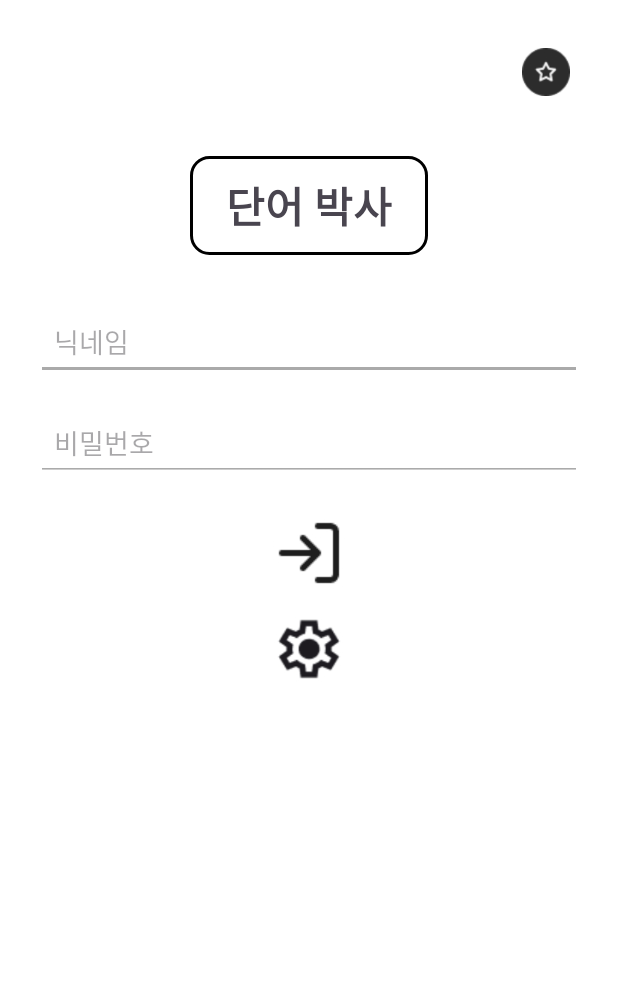
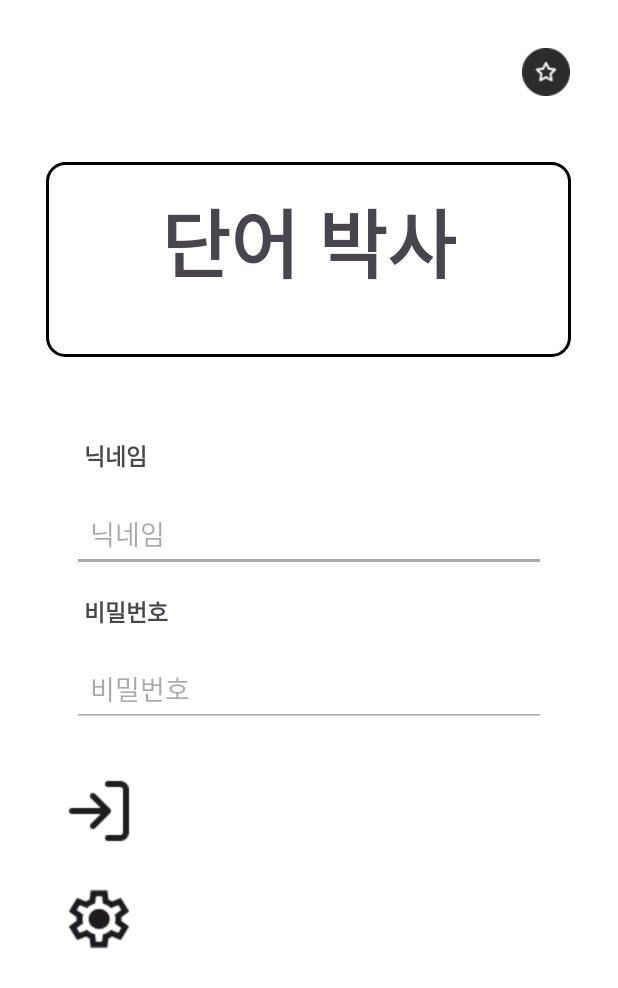
Before and after one commit to gowonisgood/Dr_Word, an Android app: the layout activity_login.xml on its own in the app's theme, with its tools: preview values and no code run, on a phone screen of 412 x 824 dp. Shown: the top 988 px of the screen. Run offline under Robolectric (Android 15) with nearby library versions, the light colour scheme and no system bars.

Commit message:
updated UI

```diff
--- a/app/src/main/res/layout/activity_login.xml
+++ b/app/src/main/res/layout/activity_login.xml
@@ -7,7 +7,37 @@
     android:background="@android:color/white"
     android:padding="24dp">
 
-    <!-- 즐겨찾기 아이콘 (우측 상단) -->
+    <!-- 타이틀: 텍스트 크기·패딩 키움 -->
+
+    <!-- 즐겨찾기 아이콘: 타이틀에 붙이기 -->
+
+    <!-- 닉네임 입력: 위쪽 여백 크게 -->
+    <!-- 기존 32dp → 48dp -->
+
+    <!-- 비밀번호 입력: 위쪽 여백 크게 -->
+    <!-- 기존 16dp → 32dp -->
+
+    <!-- 로그인 아이콘: 중앙에서 살짝 왼쪽으로 -->
+
+    <!-- 설정 아이콘: 동일하게 살짝 왼쪽 -->
+
+    <TextView
+        android:id="@+id/tv_title"
+        android:layout_width="350dp"
+        android:layout_height="130dp"
+        android:layout_marginTop="84dp"
+        android:background="@drawable/rounded_border"
+        android:paddingHorizontal="32dp"
+        android:paddingVertical="16dp"
+        android:text="단어 박사"
+        android:textAlignment="center"
+        android:textSize="50sp"
+        android:textStyle="bold"
+        app:layout_constraintEnd_toEndOf="parent"
+        app:layout_constraintHorizontal_bias="0.461"
+        app:layout_constraintStart_toStartOf="parent"
+        app:layout_constraintTop_toTopOf="parent" />
+
     <ImageView
         android:id="@+id/iv_favorite"
         android:layout_width="32dp"
@@ -18,74 +48,92 @@
         app:layout_constraintEnd_toEndOf="parent"
         android:layout_margin="8dp"/>
 
-    <!-- 타이틀 -->
     <TextView
-        android:id="@+id/tv_title"
         android:layout_width="wrap_content"
         android:layout_height="wrap_content"
-        android:text="단어 박사"
-        android:textSize="28sp"
+        android:layout_marginTop="168dp"
+        android:paddingHorizontal="32dp"
+        android:paddingVertical="16dp"
+        android:text="닉네임"
+        android:textAlignment="center"
+        android:textSize="15sp"
         android:textStyle="bold"
-        android:paddingHorizontal="24dp"
-        android:paddingVertical="12dp"
-        android:background="@drawable/rounded_border"
-        app:layout_constraintTop_toBottomOf="@id/iv_favorite"
+        app:layout_constraintEnd_toEndOf="parent"
+        app:layout_constraintHorizontal_bias="0.0"
         app:layout_constraintStart_toStartOf="parent"
-        app:layout_constraintEnd_toEndOf="parent"
-        android:layout_marginTop="40dp"/>
+        app:layout_constraintTop_toTopOf="@+id/tv_title" />
 
-    <!-- 닉네임 입력 -->
     <EditText
         android:id="@+id/et_nickname"
         android:layout_width="0dp"
         android:layout_height="wrap_content"
+        android:layout_marginStart="24dp"
+        android:layout_marginTop="92dp"
+        android:layout_marginEnd="24dp"
+        android:backgroundTint="@android:color/darker_gray"
         android:hint="닉네임"
         android:inputType="textPersonName"
         android:minHeight="48dp"
         android:padding="12dp"
-        android:backgroundTint="@android:color/darker_gray"
-        app:layout_constraintTop_toBottomOf="@id/tv_title"
+        app:layout_constraintEnd_toEndOf="parent"
+        app:layout_constraintHorizontal_bias="0.0"
         app:layout_constraintStart_toStartOf="parent"
+        app:layout_constraintTop_toBottomOf="@id/tv_title" />
+
+    <TextView
+        android:layout_width="wrap_content"
+        android:layout_height="wrap_content"
+        android:layout_marginTop="272dp"
+        android:paddingHorizontal="32dp"
+        android:paddingVertical="16dp"
+        android:text="비밀번호"
+        android:textAlignment="center"
+        android:textSize="15sp"
+        android:textStyle="bold"
         app:layout_constraintEnd_toEndOf="parent"
-        android:layout_marginTop="32dp"/>
+        app:layout_constraintHorizontal_bias="0.0"
+        app:layout_constraintStart_toStartOf="parent"
+        app:layout_constraintTop_toTopOf="@+id/tv_title" />
 
-    <!-- 비밀번호 입력 -->
     <EditText
         android:id="@+id/et_password"
         android:layout_width="0dp"
         android:layout_height="wrap_content"
+        android:layout_marginTop="52dp"
+        android:backgroundTint="@android:color/darker_gray"
         android:hint="비밀번호"
         android:inputType="textPassword"
         android:minHeight="48dp"
         android:padding="12dp"
-        android:backgroundTint="@android:color/darker_gray"
-        app:layout_constraintTop_toBottomOf="@id/et_nickname"
+        android:layout_marginStart="24dp"
+        android:layout_marginEnd="24dp"
+        app:layout_constraintEnd_toEndOf="parent"
+        app:layout_constraintHorizontal_bias="0.0"
         app:layout_constraintStart_toStartOf="parent"
-        app:layout_constraintEnd_toEndOf="parent"
-        android:layout_marginTop="16dp"/>
+        app:layout_constraintTop_toBottomOf="@id/et_nickname" />
 
-    <!-- 로그인 아이콘 -->
     <ImageView
         android:id="@+id/iv_login"
         android:layout_width="48dp"
         android:layout_height="48dp"
+        android:layout_marginTop="32dp"
+        android:contentDescription="로그인"
         android:src="@drawable/ic_login_arrow"
-        android:contentDescription="로그인"
-        app:layout_constraintTop_toBottomOf="@id/et_password"
+        app:layout_constraintEnd_toEndOf="parent"
+        app:layout_constraintHorizontal_bias="0.057"
         app:layout_constraintStart_toStartOf="parent"
-        app:layout_constraintEnd_toEndOf="parent"
-        android:layout_marginTop="24dp"/>
+        app:layout_constraintTop_toBottomOf="@id/et_password" />
 
-    <!-- 설정 아이콘 -->
     <ImageView
         android:id="@+id/iv_settings"
         android:layout_width="48dp"
         android:layout_height="48dp"
+        android:layout_marginTop="24dp"
+        android:contentDescription="설정"
         android:src="@drawable/ic_settings"
-        android:contentDescription="설정"
-        app:layout_constraintTop_toBottomOf="@id/iv_login"
+        app:layout_constraintEnd_toEndOf="parent"
+        app:layout_constraintHorizontal_bias="0.057"
         app:layout_constraintStart_toStartOf="parent"
-        app:layout_constraintEnd_toEndOf="parent"
-        android:layout_marginTop="16dp"/>
+        app:layout_constraintTop_toBottomOf="@id/iv_login" />
 
 </androidx.constraintlayout.widget.ConstraintLayout>
--- a/app/src/main/res/layout/activity_main.xml
+++ b/app/src/main/res/layout/activity_main.xml
@@ -2,6 +2,7 @@
 <androidx.constraintlayout.widget.ConstraintLayout
     xmlns:android="http://schemas.android.com/apk/res/android"
     xmlns:app="http://schemas.android.com/apk/res-auto"
+    xmlns:tools="http://schemas.android.com/tools"
     android:id="@+id/game_layout"
     android:layout_width="match_parent"
     android:layout_height="match_parent"
@@ -41,7 +42,29 @@
         app:layout_constraintStart_toStartOf="parent"
         android:layout_marginTop="8dp"/>
 
+
     <!-- 문제 이미지 -->
+
+    <Button
+        android:id="@+id/tv_title"
+        android:layout_width="wrap_content"
+        android:layout_height="wrap_content"
+        android:paddingHorizontal="32dp"
+        android:paddingVertical="16dp"
+        android:backgroundTint="#D1D1D1"
+        android:text="힌트"
+        android:textColor="@color/black"
+        android:textAlignment="center"
+        android:textSize="16dp"
+        android:textStyle="bold"
+        tools:layout_editor_absoluteX="296dp"
+        tools:layout_editor_absoluteY="373dp"
+        app:layout_constraintTop_toBottomOf="@id/iv_question_image"
+        app:layout_constraintEnd_toEndOf="@id/iv_question_image"
+        android:layout_marginTop="8dp"
+        android:layout_marginEnd="8dp"
+        />
+
     <ImageView
         android:id="@+id/iv_question_image"
         android:layout_width="0dp"
```
